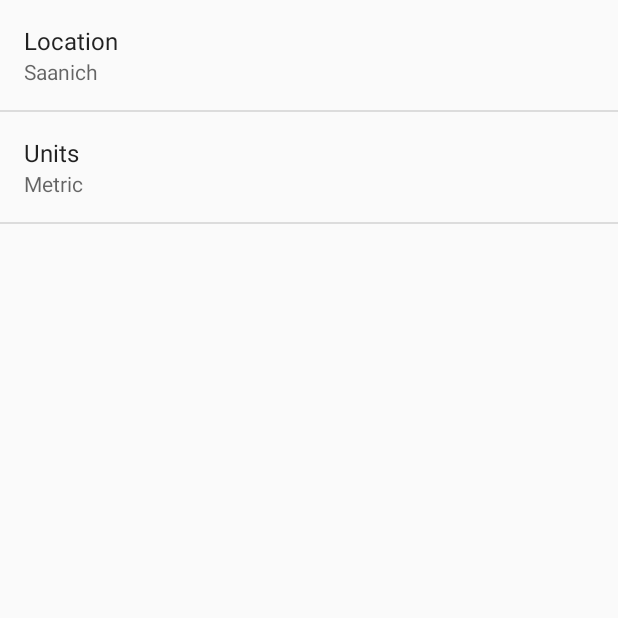
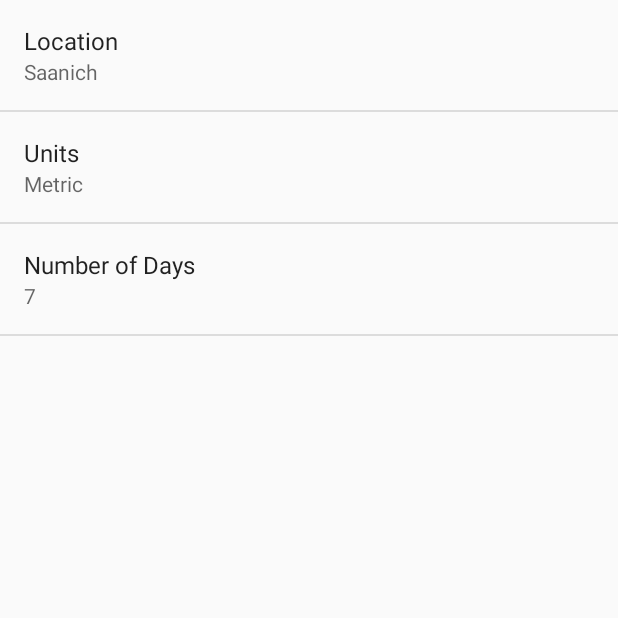
Before and after one commit to jordanwilson1231/Sunshine, an Android app: the DetailActivity screen opened directly, with no data from a screen before it, in the options menu, after a tap on "Settings", on a phone screen of 412 x 824 dp, the top half of it. Run offline under Robolectric (Android 15) with nearby library versions, the light colour scheme and no system bars.

Commit message:
Sunshine 1.1.1 - Added share feature - Added preference for forecast list length

```diff
--- a/app/src/main/AndroidManifest.xml
+++ b/app/src/main/AndroidManifest.xml
@@ -16,10 +16,6 @@
                 <action android:name="android.intent.action.MAIN" />
 
                 <category android:name="android.intent.category.LAUNCHER" />
-
-                <action android:name="android.intent.action.VIEW" />
-                <data android:scheme="geo" />
-                <category android:name="android.intent.category.DEFAULT" />
 
             </intent-filter>
         </activity>
--- a/app/src/main/java/com/example/jordan/sunshine/DetailActivity.java
+++ b/app/src/main/java/com/example/jordan/sunshine/DetailActivity.java
@@ -11,7 +11,6 @@ import android.view.MenuItem;
 import android.view.View;
 import android.view.ViewGroup;
 import android.widget.TextView;
-import android.widget.Toast;
 
 public class DetailActivity extends ActionBarActivity {
     private final String LOG_TAG = DetailActivity.class.getSimpleName();
@@ -25,8 +24,6 @@ public class DetailActivity extends ActionBarActivity {
                     .add(R.id.container, new PlaceholderFragment())
                     .commit();
         }
-
-
     }
 
 
@@ -42,14 +39,28 @@ public class DetailActivity extends ActionBarActivity {
         // Handle action bar item clicks here. The action bar will
         // automatically handle clicks on the Home/Up button, so long
         // as you specify a parent activity in AndroidManifest.xml.
-        int id = item.getItemId();
-        if (id == R.id.action_settings) {
-            Toast.makeText(this, "Opening settings...", Toast.LENGTH_SHORT).show();
-            Intent intent = new Intent(this, SettingsActivity.class);
-            startActivity(intent);
-            return true;
+        switch (item.getItemId()) {
+            case R.id.action_settings:
+                //Open the settings menu.
+                Intent intent = new Intent(this, SettingsActivity.class);
+                startActivity(intent);
+                return true;
+            case R.id.action_share:
+                shareDetailedForecast();
         }
         return super.onOptionsItemSelected(item);
+    }
+
+    //Implicitly shares detailed forecast string
+    public boolean shareDetailedForecast() {
+
+        String shareMessage = this.getIntent().getStringExtra(Intent.EXTRA_TEXT) + " #Sunshine";
+        Intent shareIntent = new Intent(Intent.ACTION_SEND);
+        shareIntent.addFlags(Intent.FLAG_ACTIVITY_CLEAR_WHEN_TASK_RESET);
+        shareIntent.setType("text/plain");
+        shareIntent.putExtra(android.content.Intent.EXTRA_TEXT,shareMessage);
+        startActivity(shareIntent);
+        return true;
     }
 
     /**
--- a/app/src/main/java/com/example/jordan/sunshine/ForecastFragment.java
+++ b/app/src/main/java/com/example/jordan/sunshine/ForecastFragment.java
@@ -141,7 +141,7 @@ public class ForecastFragment extends Fragment {
 
             String format = "json";
             String units = "metric";
-            int numDays = 7;
+            int numDays = getNumberOfForecastDays();
 
             try {
                 /**CONNECT TO API**/
@@ -242,6 +242,19 @@ public class ForecastFragment extends Fragment {
             return format.format(date);
         }
 
+        private int getNumberOfForecastDays() {
+            SharedPreferences sharedPrefs =
+                    PreferenceManager.getDefaultSharedPreferences(getActivity());
+            String numDays = sharedPrefs.getString(
+                    getString(R.string.pref_numDays_key),
+                    getString(R.string.pref_numDays_default));
+            int numDaysInt = Integer.parseInt(numDays);
+            if (numDaysInt > 0 && numDaysInt < 15) {
+                return numDaysInt;
+            }
+            return 0;
+        }
+
         /**
         * Prepare the weather high/lows for presentation.
         */
--- a/app/src/main/java/com/example/jordan/sunshine/SettingsActivity.java
+++ b/app/src/main/java/com/example/jordan/sunshine/SettingsActivity.java
@@ -27,6 +27,7 @@ public class SettingsActivity extends PreferenceActivity
         // updated when the preference changes.
         bindPreferenceSummaryToValue(findPreference(getString(R.string.pref_location_key)));
         bindPreferenceSummaryToValue(findPreference(getString(R.string.pref_units_key)));
+        bindPreferenceSummaryToValue(findPreference(getString(R.string.pref_numDays_key)));
     }
 
     /**
--- /dev/null
+++ b/app/src/main/res/layout/settings_layout.xml
@@ -0,0 +1,13 @@
+<?xml version="1.0" encoding="utf-8"?>
+
+<LinearLayout xmlns:android="http://schemas.android.com/apk/res/android"
+    android:orientation="vertical" android:layout_width="match_parent"
+    android:layout_height="match_parent">
+
+    <Spinner
+        android:layout_width="match_parent"
+        android:layout_height="wrap_content"
+        android:id="@+id/spinner"
+        android:layout_gravity="center_horizontal"
+        android:spinnerMode="dialog" />
+</LinearLayout>
--- a/app/src/main/res/menu/detail.xml
+++ b/app/src/main/res/menu/detail.xml
@@ -6,4 +6,8 @@
         android:title="@string/action_settings"
         android:orderInCategory="100"
         app:showAsAction="never" />
+    <item android:id="@+id/action_share"
+        android:title="@string/action_share"
+        android:icon="@drawable/ic_action_share"
+        app:showAsAction="ifRoom" />
 </menu>
--- a/app/src/main/res/values/arrays.xml
+++ b/app/src/main/res/values/arrays.xml
@@ -10,4 +10,38 @@
         <item>Imperial</item>
     </string-array>
 
+    <string-array name="pref_numDays_values">
+        <item>1</item>
+        <item>2</item>
+        <item>3</item>
+        <item>4</item>
+        <item>5</item>
+        <item>6</item>
+        <item>7</item>
+        <item>8</item>
+        <item>9</item>
+        <item>10</item>
+        <item>11</item>
+        <item>12</item>
+        <item>13</item>
+        <item>14</item>
+    </string-array>
+
+    <string-array name="pref_numDays_options">
+        <item>1</item>
+        <item>2</item>
+        <item>3</item>
+        <item>4</item>
+        <item>5</item>
+        <item>6</item>
+        <item>7</item>
+        <item>8</item>
+        <item>9</item>
+        <item>10</item>
+        <item>11</item>
+        <item>12</item>
+        <item>13</item>
+        <item>14</item>
+    </string-array>
+
 </resources>
--- a/app/src/main/res/values/strings.xml
+++ b/app/src/main/res/values/strings.xml
@@ -20,5 +20,9 @@
     <string name="pref_units_key" translatable="false">units</string>
     <string name="pref_units_metric">metric</string>
     <string name="pref_units_imperial">imperial</string>
+    <string name="action_share">Share</string>
+    <string name="pref_numDays_label">Number of Days</string>
+    <string name="pref_numDays_key">numberOfDays</string>
+    <string name="pref_numDays_default">7</string>
 
 </resources>
--- a/app/src/main/res/xml/pref_general.xml
+++ b/app/src/main/res/xml/pref_general.xml
@@ -18,4 +18,13 @@
         android:entryValues="@array/pref_units_values"
         android:entries="@array/pref_units_options" />
 
+    <ListPreference
+        android:title="@string/pref_numDays_label"
+        android:key="@string/pref_numDays_key"
+        android:defaultValue="@string/pref_numDays_default"
+        android:entryValues="@array/pref_numDays_values"
+        android:entries="@array/pref_numDays_options" />
+
+
+
 </PreferenceScreen>
```
